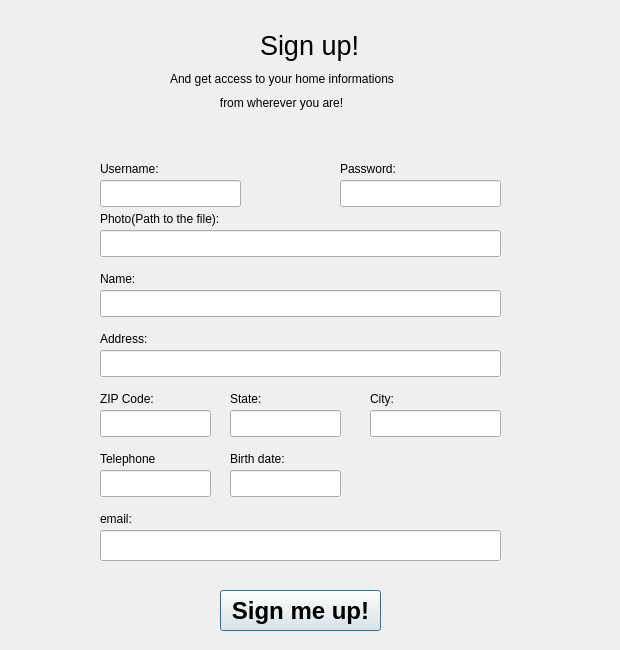
Old version of the form PDS Project/PDS_Project/subsdialog.ui in the repository miguelrochajr/PDS.
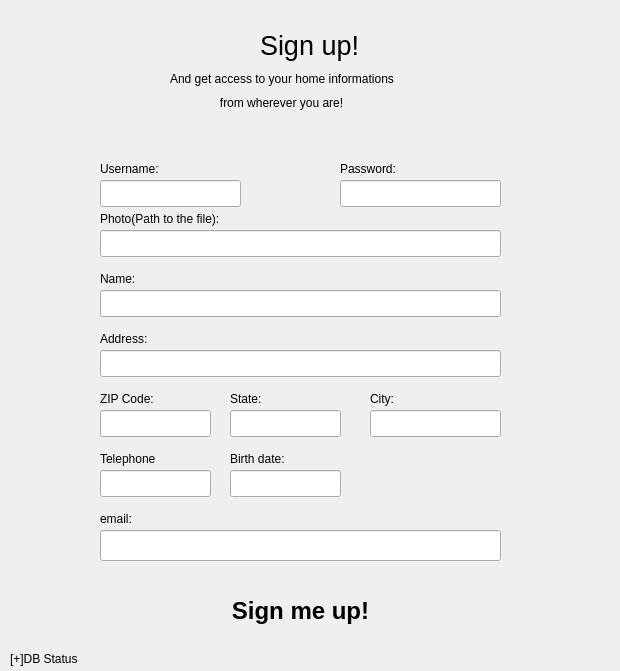
New version of the form.

```diff
--- a/PDS Project/PDS_Project/subsdialog.ui
+++ b/PDS Project/PDS_Project/subsdialog.ui
@@ -7,7 +7,7 @@
     <x>0</x>
     <y>0</y>
     <width>620</width>
-    <height>650</height>
+    <height>671</height>
    </rect>
   </property>
   <property name="windowTitle">
@@ -297,8 +297,11 @@
    <property name="text">
     <string>Sign me up!</string>
    </property>
+   <property name="default">
+    <bool>true</bool>
+   </property>
    <property name="flat">
-    <bool>false</bool>
+    <bool>true</bool>
    </property>
   </widget>
   <widget class="QWidget" name="layoutWidget">
@@ -356,6 +359,19 @@
     <string>Photo(Path to the file):</string>
    </property>
   </widget>
+  <widget class="QLabel" name="label_db_status">
+   <property name="geometry">
+    <rect>
+     <x>10</x>
+     <y>650</y>
+     <width>241</width>
+     <height>17</height>
+    </rect>
+   </property>
+   <property name="text">
+    <string>[+]DB Status</string>
+   </property>
+  </widget>
  </widget>
  <tabstops>
   <tabstop>lineEdit_username</tabstop>
```
Left out of the diff: 1 changed line with no effect on the pictures.
